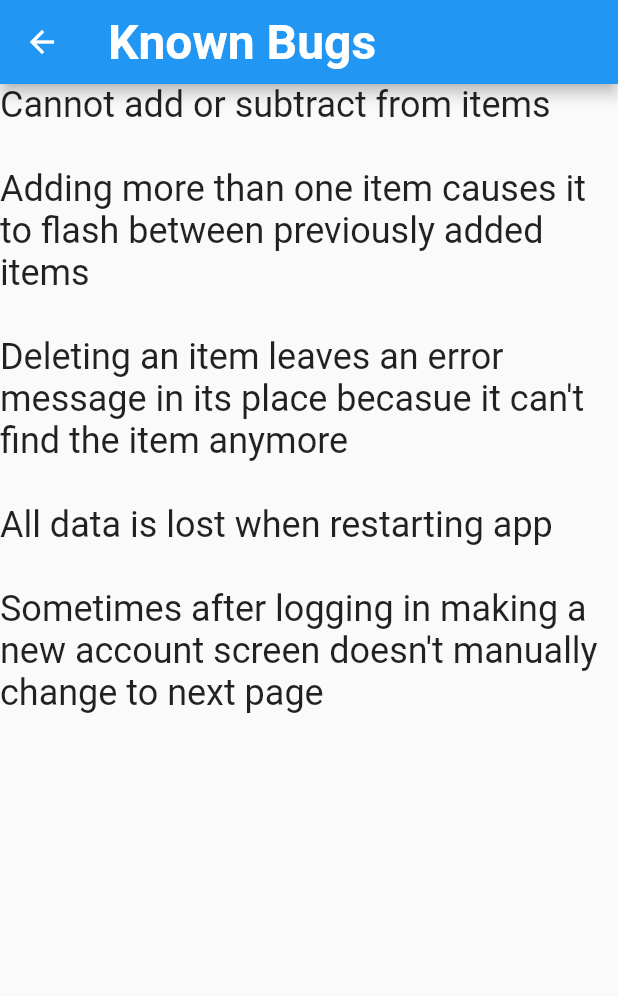
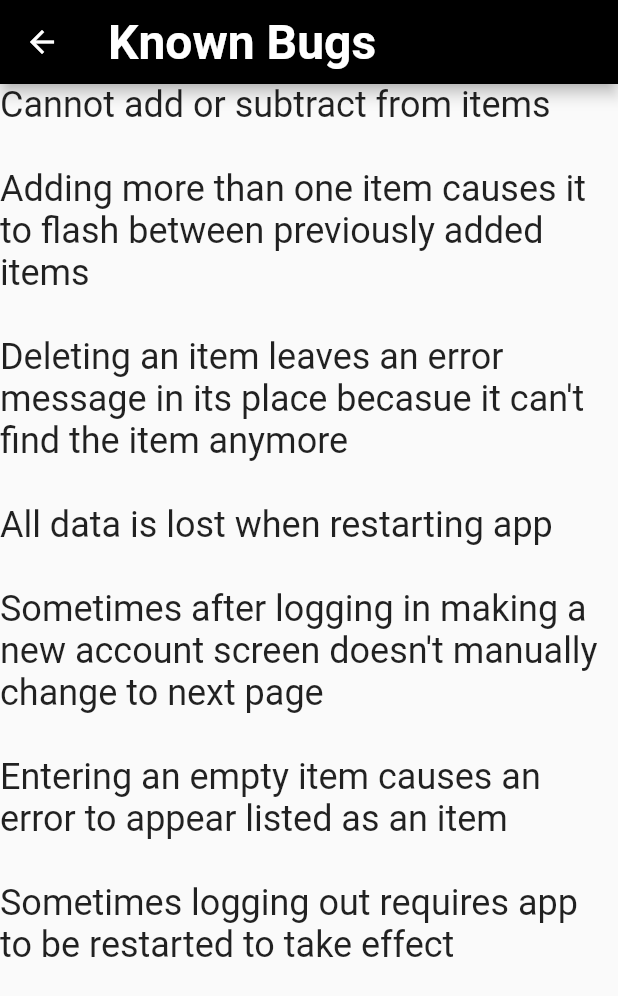
Before and after one commit to CNieves1212/forget_what, a Flutter app: the Disclaimer screen opened by its route, after a tap on "Known Bugs", on a phone screen of 412 x 824 dp. Shown: the top 996 px of the screen. Run offline on Flutter 3.47's test engine with Material 2 defaults, Android fonts, the phone set to English and light mode, and no system bars; our stand-ins replace firebase_auth, firebase_core, flutter_local_notifications, flutter_native_timezone, timezone; accounts and stored records are empty.

Commit message:
finalizing final code for submission

```diff
--- a/lib/about_us.dart
+++ b/lib/about_us.dart
@@ -9,11 +9,13 @@ class AboutUs extends StatelessWidget {
     double textFontSize = 24;
     return Scaffold(
       appBar: AppBar(
+        backgroundColor: Colors.black,
         title: Text(
           'About Us',
           style: TextStyle(
             fontWeight: FontWeight.bold,
             fontSize: titleFontSize,
+            color: Colors.white,
           ),
         ),
       ),
--- a/lib/disclaimer.dart
+++ b/lib/disclaimer.dart
@@ -9,11 +9,13 @@ class Disclaimer extends StatelessWidget {
     double textFontSize = 24;
     return Scaffold(
       appBar: AppBar(
+        backgroundColor: Colors.black,
         title: Text(
           'Disclaimer Page',
           style: TextStyle(
             fontWeight: FontWeight.bold,
             fontSize: titleFontSize,
+            color: Colors.white
           ),
         ),
       ),
@@ -28,6 +30,11 @@ class Disclaimer extends StatelessWidget {
               ElevatedButton(
                 child: Text('Known Bugs',
                     style: TextStyle(fontSize: textFontSize)),
+                    style: ElevatedButton.styleFrom(
+                  primary: Colors.greenAccent[400],
+                  onPrimary: Colors.black,
+                  side: BorderSide(width: 2.0, color: Colors.black),
+                ),
                 onPressed: () {
                   Navigator.pushNamed(context, '/known_bugs');
                 },
--- a/lib/item_details.dart
+++ b/lib/item_details.dart
@@ -10,6 +10,7 @@ class ItemDetails extends StatefulWidget {
 
 double titleFontSize = 32;
 double textFontSize = 24;
+Color fontColor = Colors.greenAccent[400];
 
 Widget customDetailsWidget(Map itemData, String dataKey, String preface) {
   String customData = itemData[dataKey];
@@ -67,8 +68,9 @@ class _ItemDetails extends State<ItemDetails> {
     Map itemData = ModalRoute.of(context).settings.arguments;
     return Scaffold(
       appBar: AppBar(
+        backgroundColor: Colors.black,
         title: Text(itemData['itemName'],
-            style: TextStyle(fontSize: titleFontSize)),
+            style: TextStyle(fontSize: titleFontSize, color: Colors.white)),
       ),
       body: Column(
         children: [
--- a/lib/item_list_display.dart
+++ b/lib/item_list_display.dart
@@ -36,19 +36,17 @@ class _ItemListDisplayState extends State<ItemListDisplay> {
       String incomingString;
       Storage().readData("fileNames").then((String readString) {
           setState(() {
-            // print(readString);
             incomingString = readString;
             }
           );
         });
+
       // doesn't work
       if(fileNames.length != 0) {fileNames = incomingString.split(' ');}
-      // print(fileNames);
 
     // build individual cards for each item
     Widget buildItemCard(String itemName) {
 
-      // print(Directory("/data/user/0/com.example.forget_what/app_flutter/$uid/").listSync().toString());
 
       // reads individual files and turns them into Map one at a time as buildItemCard is called
       Storage().readData("$itemName").then((String recievedItem) {
@@ -60,12 +58,13 @@ class _ItemListDisplayState extends State<ItemListDisplay> {
 
       if(item != null) {
         Map<String, dynamic> itemAsMap = Item().stringToMap(item);
-        // print('itemAsMap is $itemAsMap');
         return Container(
+          decoration: BoxDecoration(color: Colors.green[200], border: Border.all()),
+
         child: Row(
           children: [
             TextButton(
-              child: Text(itemAsMap['itemName'], style: TextStyle(fontSize: textFontSize),),
+              child: Text(itemAsMap['itemName'], style: TextStyle(fontSize: textFontSize, color: Colors.black),),
               onPressed: () {
                 Navigator.pushNamed(context, '/item_details', arguments: itemAsMap);
               },
@@ -110,7 +109,6 @@ class _ItemListDisplayState extends State<ItemListDisplay> {
       else {
         return Container();
       }
-      // print("recieved Item is " + item.toString());
     }
 
     // placeholder if user has no items
--- a/lib/known_bugs.dart
+++ b/lib/known_bugs.dart
@@ -7,9 +7,10 @@ class KnownBugs extends StatelessWidget {
     double textFontSize = 24;
     return Scaffold(
       appBar: AppBar(
+        backgroundColor: Colors.black,
         title: Text(
           'Known Bugs',
-          style: TextStyle(fontWeight: FontWeight.bold, fontSize: titleFontSize,),
+          style: TextStyle(fontWeight: FontWeight.bold, fontSize: titleFontSize, color: Colors.white),
         ),
       ),
       body: Container(
@@ -20,7 +21,9 @@ class KnownBugs extends StatelessWidget {
             'Adding more than one item causes it to flash between previously added items\n\n' +
             'Deleting an item leaves an error message in its place becasue it can\'t find the item anymore\n\n' +
             'All data is lost when restarting app\n\n' +
-            'Sometimes after logging in making a new account screen doesn\'t manually change to next page\n\n',
+            'Sometimes after logging in making a new account screen doesn\'t manually change to next page\n\n' +
+            'Entering an empty item causes an error to appear listed as an item \n\n' +
+            'Sometimes logging out requires app to be restarted to take effect',
             style: TextStyle(fontSize: textFontSize),
           ),
         ],
--- a/lib/models/Item.dart
+++ b/lib/models/Item.dart
@@ -43,13 +43,11 @@ class Item {
                   this.notifHours + ' ' +
                   this.notifMins; // 7
 
-    // print("itemToString final string is $finalString");
     return finalString;
   }
 
   List<String> stringToList(String itemAsString) {
     List<String> stringAsList = itemAsString.split(' ');
-    // print(stringAsList);
     return stringAsList;
   }
 
@@ -100,7 +98,6 @@ String itemEditToString(Map item, bool flag) { // true means add, false means su
                   item['notifHours'] + ' ' +
                   item['notifMins']; // 7
 
-    // print("itemToString final string is $finalString");
     return finalString;
   }
 
--- a/lib/services/storage.dart
+++ b/lib/services/storage.dart
@@ -11,7 +11,6 @@ class Storage {
   // gets local path to storage space on phone
   Future<String> get localPath async {
     final dir = await getApplicationDocumentsDirectory();
-    // print("localPath " + dir.path);
     return dir.path;
   }
 
@@ -19,7 +18,6 @@ class Storage {
   // uid and filename
   Future<File> getLocalFile(String filename) async {
     final path = await localPath;
-    // print("getLocalPath  $path/$uid/$filename");
     Directory("$path/$uid/").create();
     return File('$path/$uid/$filename');
   }
@@ -28,7 +26,6 @@ class Storage {
     try {
       final file = await getLocalFile(filename);
       String body = await file.readAsString();
-      // print("readData reading $body from: $file/");
       return body;
     }
     catch (e) {
@@ -41,7 +38,6 @@ class Storage {
     FileMode mode;
     if(fileModeFlag == 0) {mode = FileMode.write;}
     else {mode = FileMode.append;}
-    // print("writeData writing to: $file/");
     return file.writeAsString('$data', mode: mode);
   }
 
--- a/lib/services/time_zone.dart
+++ b/lib/services/time_zone.dart
@@ -34,14 +34,12 @@ void scheduleAlarm(Map<String, dynamic> itemAsMap) async {
   // handle no input for hours/minutes
   if(int.parse(itemAsMap['notifHours']) is int) {
     hours = int.parse(itemAsMap['notifHours']);
-    print(hours);
   }
   else {
     hours = 0;
   }
   if(int.parse(itemAsMap['notifMins']) is int) {
     mins = int.parse(itemAsMap['notifMins']);
-    print(mins);
   }
   else {
     mins = 0;
@@ -55,8 +53,6 @@ void scheduleAlarm(Map<String, dynamic> itemAsMap) async {
     // Find the 'current location'
     final location = await timeZone.getLocation(timeZoneName);
     final scheduledDate = tz.TZDateTime.from(scheduledNotificationDateTime, location);
-    // print(scheduledNotificationDateTime);
-    // print(scheduledDate);
 
     // setup notification settings for each iOS
   AndroidNotificationDetails androidPlatformChannelSpecifics = AndroidNotificationDetails(
```
Also changed, not shown: lib/add_item.dart (+9 -5 lines), lib/disclaimer_at_login.dart (+7 -0 lines), lib/home_page.dart (+21 -1 lines), lib/main.dart (+15 -12 lines), lib/sign_in.dart (+7 -1 lines), lib/sign_up.dart (+12 -1 lines), lib/README.txt (deleted), 1 other file.
